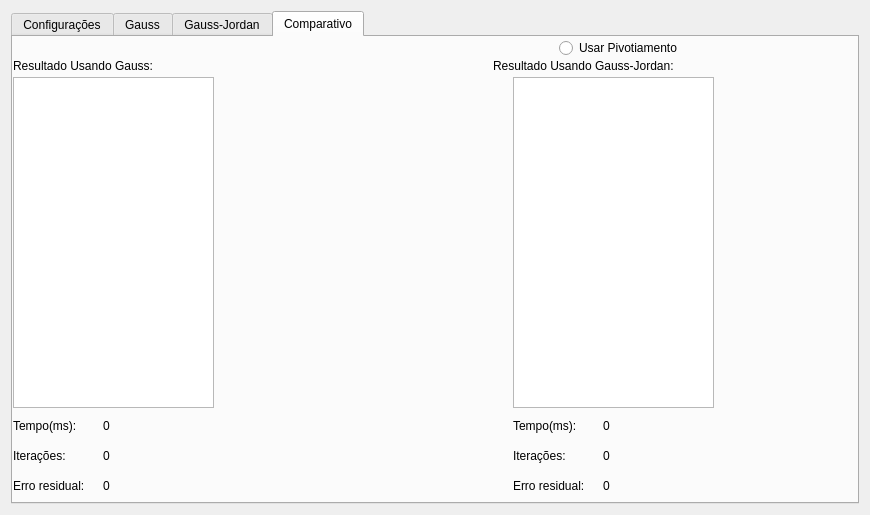
Before: the Qt Designer form mainwindow.ui in Maysk/trab2MN1, drawn with Qt 5.
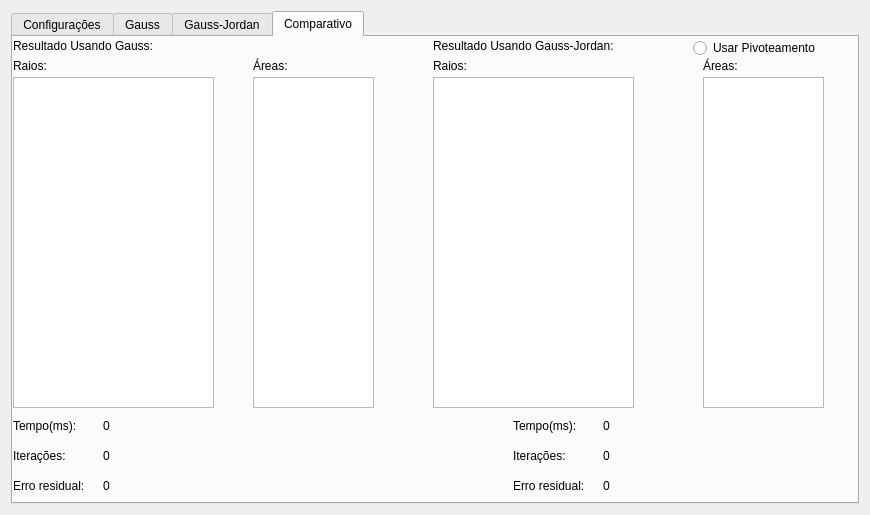
After: the same form once the commit is applied. The open tabs and pages were chosen to show the change.

Commit message: Criação de células nas novas tabelas

Patch:
```diff
--- a/mainwindow.ui
+++ b/mainwindow.ui
@@ -505,14 +505,14 @@
        <widget class="QRadioButton" name="radioButtonComp">
         <property name="geometry">
          <rect>
-          <x>546</x>
+          <x>680</x>
           <y>0</y>
           <width>161</width>
           <height>22</height>
          </rect>
         </property>
         <property name="text">
-         <string>Usar Pivotiamento</string>
+         <string>Usar Pivoteamento</string>
         </property>
        </widget>
        <widget class="QTableWidget" name="tableRGaussComp">
@@ -529,7 +529,7 @@
         <property name="geometry">
          <rect>
           <x>0</x>
-          <y>20</y>
+          <y>0</y>
           <width>181</width>
           <height>17</height>
          </rect>
@@ -541,8 +541,8 @@
        <widget class="QLabel" name="label_8">
         <property name="geometry">
          <rect>
-          <x>480</x>
-          <y>20</y>
+          <x>420</x>
+          <y>0</y>
           <width>231</width>
           <height>17</height>
          </rect>
@@ -554,7 +554,7 @@
        <widget class="QTableWidget" name="tableRGaussJordanComp">
         <property name="geometry">
          <rect>
-          <x>500</x>
+          <x>420</x>
           <y>40</y>
           <width>201</width>
           <height>331</height>
@@ -717,6 +717,78 @@
          <string>0</string>
         </property>
        </widget>
+       <widget class="QLabel" name="label_27">
+        <property name="geometry">
+         <rect>
+          <x>690</x>
+          <y>20</y>
+          <width>67</width>
+          <height>17</height>
+         </rect>
+        </property>
+        <property name="text">
+         <string>Áreas:</string>
+        </property>
+       </widget>
+       <widget class="QTableWidget" name="tableAreaGaussJordanComp">
+        <property name="geometry">
+         <rect>
+          <x>690</x>
+          <y>40</y>
+          <width>121</width>
+          <height>331</height>
+         </rect>
+        </property>
+       </widget>
+       <widget class="QLabel" name="label_28">
+        <property name="geometry">
+         <rect>
+          <x>240</x>
+          <y>20</y>
+          <width>67</width>
+          <height>17</height>
+         </rect>
+        </property>
+        <property name="text">
+         <string>Áreas:</string>
+        </property>
+       </widget>
+       <widget class="QTableWidget" name="tableAreaGaussComp">
+        <property name="geometry">
+         <rect>
+          <x>240</x>
+          <y>40</y>
+          <width>121</width>
+          <height>331</height>
+         </rect>
+        </property>
+       </widget>
+       <widget class="QLabel" name="label_29">
+        <property name="geometry">
+         <rect>
+          <x>0</x>
+          <y>20</y>
+          <width>67</width>
+          <height>17</height>
+         </rect>
+        </property>
+        <property name="text">
+         <string>Raios:</string>
+        </property>
+       </widget>
+       <widget class="QLabel" name="label_30">
+        <property name="geometry">
+         <rect>
+          <x>420</x>
+          <y>20</y>
+          <width>67</width>
+          <height>17</height>
+         </rect>
+        </property>
+        <property name="text">
+         <string>Raios:</string>
+        </property>
+       </widget>
       </widget>
      </widget>
     </item>
```
Left out of the diff: 6 changed lines with no effect on the pictures. The commit also changes 1 other file.
